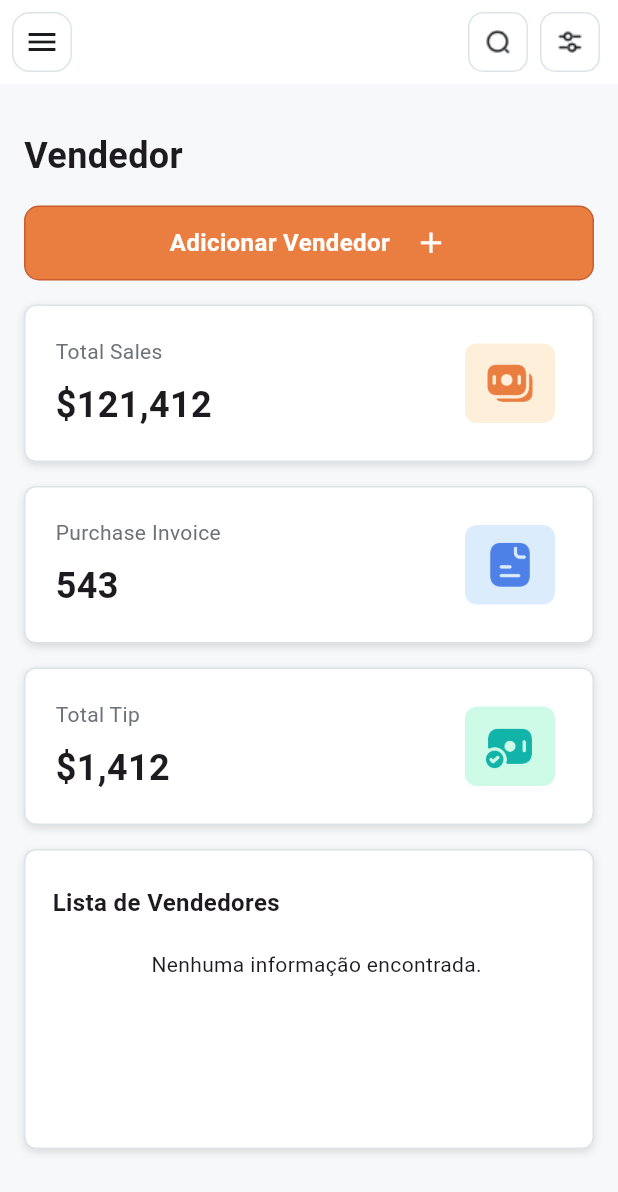
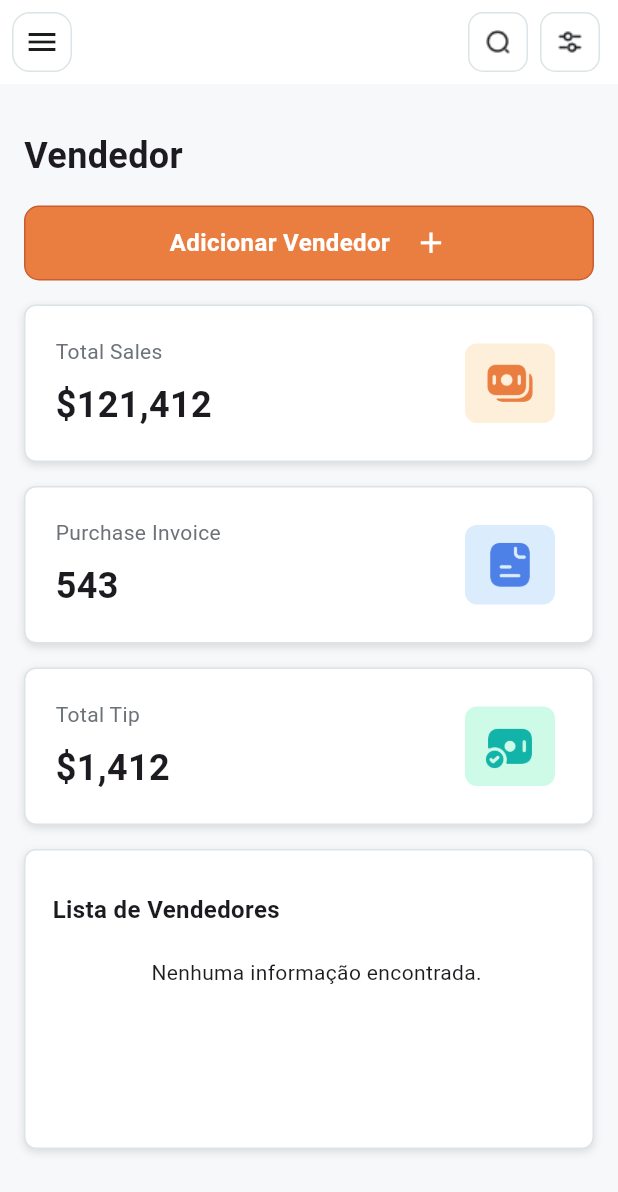
Before and after one commit to wellingtonasilva/tasko-mobile, a Flutter app: the screen it shows after launch, on a phone screen of 412 x 824 dp. Shown: the top 1192 px of the screen. Run offline on Flutter 3.47's test engine with Material 3 defaults, Android fonts, the phone set to English and light mode, and no system bars; our stand-ins replace dropdown_button2, flutter_riverpod, sqflite; accounts and stored records are empty; network calls fail; Roboto replaces fonts that are missing (Manrope).

Commit message:
Ajuste de layout

```diff
--- a/lib/common/widgets/list/custom_list_view.dart
+++ b/lib/common/widgets/list/custom_list_view.dart
@@ -29,6 +29,7 @@ class CustomListView<T> extends StatelessWidget {
     }
 
     return ListView.builder(
+      padding: const EdgeInsets.all(8.0),
       shrinkWrap: true,
       itemCount: values.length,
       itemBuilder: (context, index) {
--- a/lib/ui/feature/vendedor/listar/vendedor_listar_screen.dart
+++ b/lib/ui/feature/vendedor/listar/vendedor_listar_screen.dart
@@ -167,8 +167,10 @@ class _VendedorListarScreenState extends BaseScreenState<VendedorListarScreen> {
                               padding: const EdgeInsets.only(top: 10, left: 10),
                               child: Column(
                                 crossAxisAlignment: CrossAxisAlignment.start,
+                                mainAxisAlignment: MainAxisAlignment.start,
+                                mainAxisSize: MainAxisSize.min,
                                 children: [
-                                  const SizedBox(height: 5),
+                                  const SizedBox(height: 10),
                                   Text(
                                     'Lista de Vendedores',
                                     style: kTestStyleBoldText16,
```
